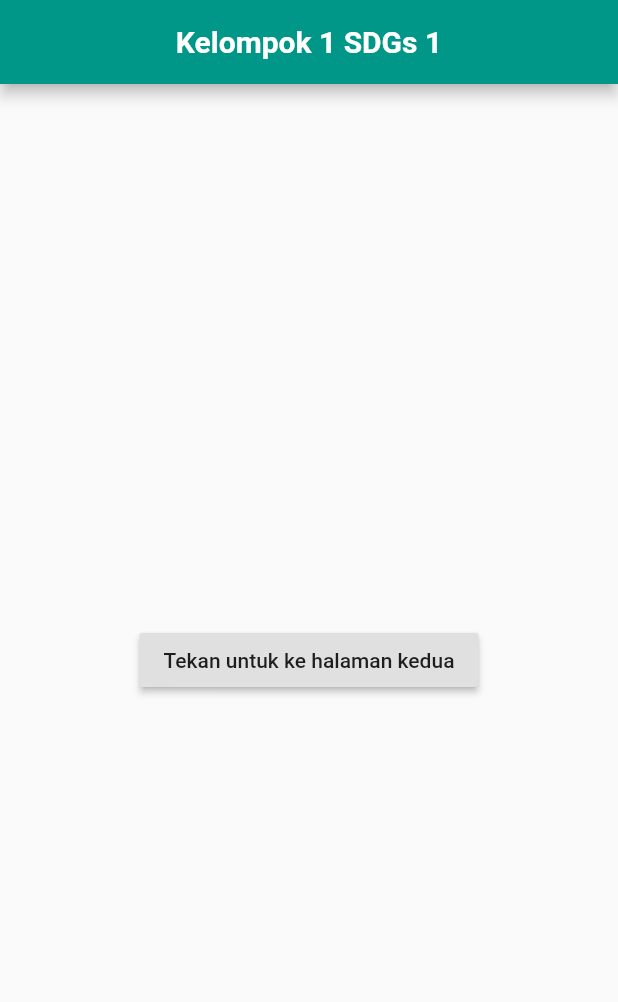
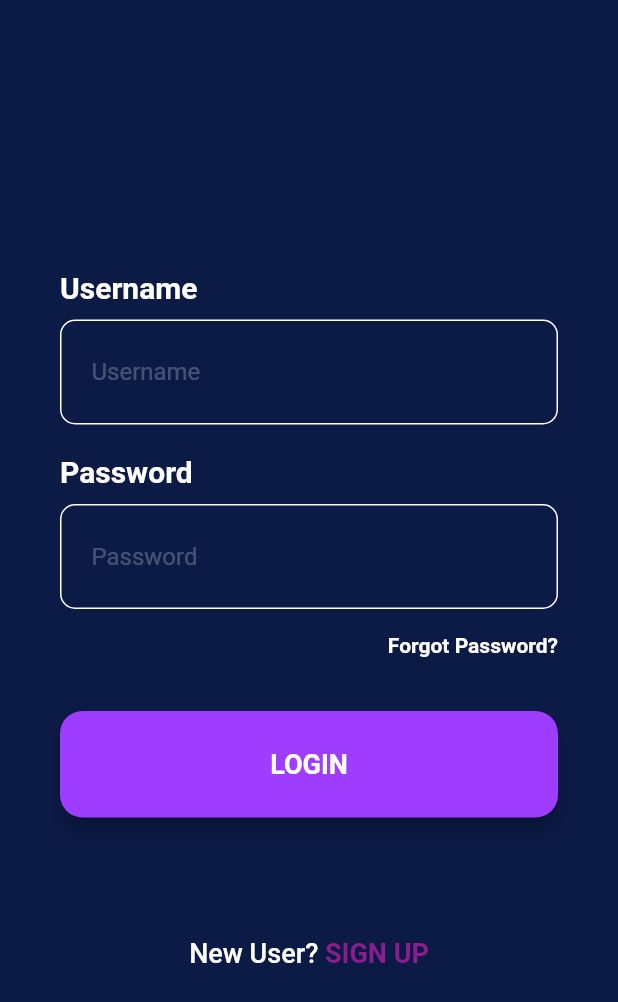
Before and after one commit to ahmadrzq/Kelompok-1, a Flutter app: the screen it shows after launch, on a phone screen of 412 x 824 dp. Shown: the top 1002 px of the screen. Run offline on Flutter 3.47's test engine with Material 2 defaults, Android fonts, the phone set to English and light mode, and no system bars; Roboto replaces fonts that are missing (Montserrat).

Commit message:
login dan register

```diff
--- /dev/null
+++ b/lib/login.dart
@@ -0,0 +1,184 @@
+import 'package:flutter/material.dart';
+import 'package:flutter/services.dart';
+import 'package:coba5/signup.dart';
+
+class LoginScreen extends StatefulWidget {
+  @override
+  _LoginScreenState createState() => _LoginScreenState();
+}
+
+// widget untuk membuat textfield username
+Widget buildUsername() {
+  return Column(
+    crossAxisAlignment: CrossAxisAlignment.start,
+    children: <Widget>[
+      Text('Username',
+          style: TextStyle(
+            color: Colors.white,
+            fontSize: 20,
+            fontWeight: FontWeight.bold,
+          )),
+      SizedBox(
+        height: 10,
+      ),
+      Container(
+          alignment: Alignment.centerLeft,
+          decoration: BoxDecoration(
+            border: Border.all(color: Colors.white),
+            borderRadius: BorderRadius.circular(10),
+          ),
+          height: 70,
+          child: TextField(
+            keyboardType: TextInputType.text,
+            style: TextStyle(color: Colors.white),
+            decoration: InputDecoration(
+                border: InputBorder.none,
+                contentPadding: EdgeInsets.only(left: 20),
+                hintText: 'Username',
+                hintStyle: TextStyle(color: Colors.white24)),
+          ))
+    ],
+  );
+}
+
+// widget untuk membuat textfield password
+Widget buildPassword() {
+  return Column(
+    crossAxisAlignment: CrossAxisAlignment.start,
+    children: <Widget>[
+      Text('Password',
+          style: TextStyle(
+            color: Colors.white,
+            fontSize: 20,
+            fontWeight: FontWeight.bold,
+          )),
+      SizedBox(height: 10),
+      Container(
+          alignment: Alignment.centerLeft,
+          decoration: BoxDecoration(
+            border: Border.all(color: Colors.white),
+            borderRadius: BorderRadius.circular(10),
+          ),
+          height: 70,
+          child: TextField(
+            obscureText: true,
+            style: TextStyle(color: Colors.white),
+            decoration: InputDecoration(
+                border: InputBorder.none,
+                contentPadding: EdgeInsets.only(left: 20),
+                hintText: 'Password',
+                hintStyle: TextStyle(color: Colors.white24)),
+          ))
+    ],
+  );
+}
+
+// widget untuk membuat tombol lupa password
+Widget buildForgotPassBtn() {
+  return Container(
+    alignment: Alignment.centerRight,
+    child: FlatButton(
+      onPressed: () => print("Forgot Password Pressed"),
+      padding: EdgeInsets.only(right: 0),
+      child: Text('Forgot Password?',
+          style: TextStyle(
+            color: Colors.white,
+            fontWeight: FontWeight.bold,
+          )),
+    ),
+  );
+}
+
+// widget untuk membuat tombol sign up
+Widget buildSignUpBtn() {
+  return GestureDetector(
+    child: RichText(
+      text: TextSpan(children: [
+        TextSpan(
+            text: 'New User? ',
+            style: TextStyle(
+                color: Colors.white,
+                fontSize: 18,
+                fontWeight: FontWeight.w500)),
+        TextSpan(
+            text: 'SIGN UP',
+            style: TextStyle(
+              color: Color.fromRGBO(139, 30, 140, 1),
+              fontSize: 18,
+              fontWeight: FontWeight.bold,
+            )),
+      ]),
+    ),
+  );
+}
+
+class _LoginScreenState extends State<LoginScreen> {
+  @override
+  Widget build(BuildContext context) {
+    return Scaffold(
+      body: AnnotatedRegion<SystemUiOverlayStyle>(
+        value: SystemUiOverlayStyle.light,
+        child: GestureDetector(
+            child: Stack(children: <Widget>[
+          Container(
+            height: double.infinity,
+            width: double.infinity,
+            decoration: BoxDecoration(color: Color.fromRGBO(12, 26, 70, 1)),
+            child: SingleChildScrollView(
+                physics: AlwaysScrollableScrollPhysics(),
+                padding: EdgeInsets.symmetric(
+                  horizontal: 40,
+                  vertical: 120,
+                ),
+                child: Column(
+                  mainAxisAlignment: MainAxisAlignment.center,
+                  children: <Widget>[
+                    // Image.asset(
+                    //   'images/ifc.jpg',
+                    // ),
+                    SizedBox(height: 60),
+                    buildUsername(),
+                    SizedBox(height: 20),
+                    buildPassword(),
+                    buildForgotPassBtn(),
+                    Container(
+                      padding: EdgeInsets.symmetric(vertical: 20),
+                      width: double.infinity,
+                      child: RaisedButton(
+                        elevation: 5,
+                        onPressed: () {
+                          // Navigator.push(
+                          //     context,
+                          //     MaterialPageRoute(
+                          //         builder: (content) => HomeScreen()));
+                        },
+                        padding: EdgeInsets.all(25),
+                        shape: RoundedRectangleBorder(
+                            borderRadius: BorderRadius.circular(15)),
+                        color: Color.fromRGBO(158, 60, 255, 1),
+                        child: Text('LOGIN',
+                            style: TextStyle(
+                                color: Colors.white,
+                                fontSize: 18,
+                                fontWeight: FontWeight.bold)),
+                      ),
+                    ),
+                    SizedBox(height: 60),
+                    GestureDetector(
+                      onTap: () {
+                        Navigator.push(
+                          context,
+                          MaterialPageRoute(
+                              builder: (context) => SignUpScreen()),
+                        );
+                      },
+                      child: buildSignUpBtn(),
+                    )
+                  ],
+                )),
+          )
+        ])),
+      ),
+    );
+  }
+}
--- a/lib/main.dart
+++ b/lib/main.dart
@@ -1,54 +1,16 @@
-import 'package:coba5/page2.dart';
 import 'package:flutter/material.dart';
+import 'login.dart';
 
-// Mengeksekusi void main dengan membuka MaterialApp
-void main() => runApp(MaterialApp(
-      // Menghapus banner debug yang ada di kanan atas layar
+void main() {
+  runApp(MyApp());
+}
+
+class MyApp extends StatelessWidget {
+  @override
+  Widget build(BuildContext context) {
+    return MaterialApp(
       debugShowCheckedModeBanner: false,
-
-      // Mengeset Font Custom menjadi Font default
-      theme: ThemeData(fontFamily: 'Montserrat'),
-
-      // Membuka widget home dengan memanggil class Home
-      home: Home(),
-    ));
-
-// Membuat class Home dan mengekstend dari StatelessWidget untuk bisa hot reload
-class Home extends StatelessWidget {
-  @override
-  // Membuat BuildContext yang digunakan untuk melacak suatu Widget yang ada pada Widget tree (referensi onlen)
-  Widget build(BuildContext context) {
-    // Me-return Class Scaffold yang berisi banyak Widget ??
-    return Scaffold(
-      // Membuat bar aplikasi dengan memanggil property AppBar
-      appBar: AppBar(
-        // Memberi Teks pada AppBar
-        title: Text(
-          'Kelompok 1 SDGs 1',
-          // Memberi styling AppBar
-          style: TextStyle(
-            fontWeight: FontWeight.bold,
-          ),
-        ),
-        centerTitle: true,
-        backgroundColor: Colors.teal,
-      ),
-      // Membuat body, Column digunakan untuk membuat daftar kebawah
-      body: Center(
-        // Membuat Button
-        child: RaisedButton(
-          // Fungsi ketika button ditekan
-          onPressed: () {
-            Navigator.push(
-              context,
-              // Mengubah context halamanPertama menjadi halamanKedua
-              MaterialPageRoute(builder: (context) => page2()),
-            );
-          },
-          // Membuat anak berupa Widget Text
-          child: Text('Tekan untuk ke halaman kedua'),
-        ),
-      ),
+      home: LoginScreen(),
     );
   }
 }
--- a/pubspec.yaml
+++ b/pubspec.yaml
@@ -46,8 +46,8 @@ flutter:
 
   # To add assets to your application, add an assets section, like this:
   assets:
-  - images/lfc.jpg
-  - images/lfc2.jpg
+    - images/lfc.jpg
+    - images/lfc2.jpg
 
   # An image asset can refer to one or more resolution-specific "variants", see
   # https://flutter.dev/assets-and-images/#resolution-aware.
```
Also changed, not shown: lib/page2.dart (deleted, +0 -96 lines), lib/signup.dart (added, +241 -0 lines).
